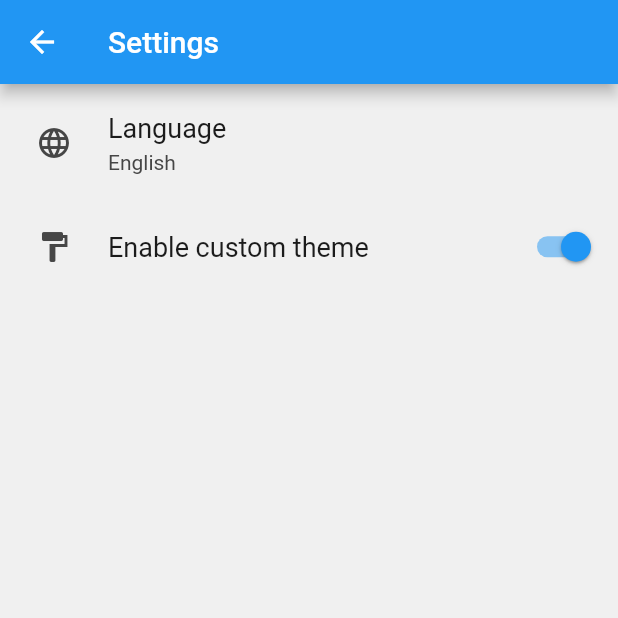
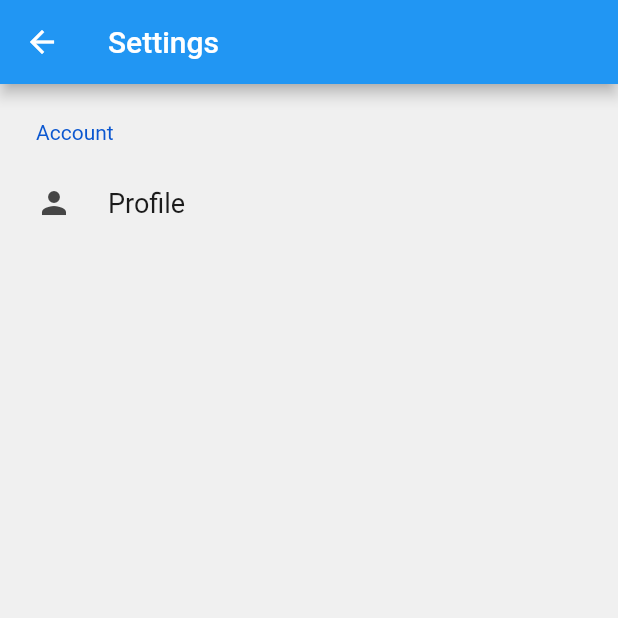
Before and after one commit to Kelpins/Mood-Tracker, a Flutter app: the Settings screen opened directly, on a phone screen of 412 x 824 dp, the top half of it. Run offline on Flutter 3.47's test engine with Material 2 defaults, Android fonts, the phone set to English and light mode, and no system bars; drawn by our look-alikes of settings_ui; our stand-ins replace cloud_firestore, firebase_auth, firebase_core, flutter_heatmap_calendar, persistent_bottom_nav_bar, syncfusion_flutter_charts; accounts and stored records are empty.

Commit message:
linked profile and settings pages, take 2

```diff
--- a/mood_tracker_app/lib/profile.dart
+++ b/mood_tracker_app/lib/profile.dart
@@ -6,7 +6,11 @@ class Profile extends StatelessWidget {
   Widget build(BuildContext context) {
     return Scaffold(
         appBar: AppBar(
-          leading: IconButton(icon: Icon(Icons.arrow_back), onPressed: () {}),
+          leading: IconButton(
+              icon: Icon(Icons.arrow_back),
+              onPressed: () {
+                Navigator.pop(context);
+              }),
           title: Text('Profile'),
         ),
         body: Center(
--- a/mood_tracker_app/lib/settings.dart
+++ b/mood_tracker_app/lib/settings.dart
@@ -1,6 +1,6 @@
 import 'package:flutter/material.dart';
 import 'package:settings_ui/settings_ui.dart';
-import 'home_page.dart';
+import 'profile.dart';
 
 class Settings extends StatefulWidget {
   const Settings({Key? key}) : super(key: key);
@@ -17,18 +17,17 @@ class _SettingsState extends State<Settings> {
       body: SettingsList(
         sections: [
           SettingsSection(
+            title: Text('Account'),
             tiles: <SettingsTile>[
               SettingsTile.navigation(
-                leading: Icon(Icons.language),
-                title: Text('Language'),
-                value: Text('English'),
-              ),
-              SettingsTile.switchTile(
-                onToggle: (value) {},
-                initialValue: true,
-                leading: Icon(Icons.format_paint),
-                title: Text('Enable custom theme'),
-              ),
+                leading: Icon(Icons.person),
+                title: Text('Profile'),
+                onPressed: (BuildContext context) {
+                  Navigator.push(
+                    context,
+                    MaterialPageRoute(builder: (context) => Profile()),
+                  );
+                }),
             ],
           ),
         ],
```
Also changed, not shown: 2 other files.
